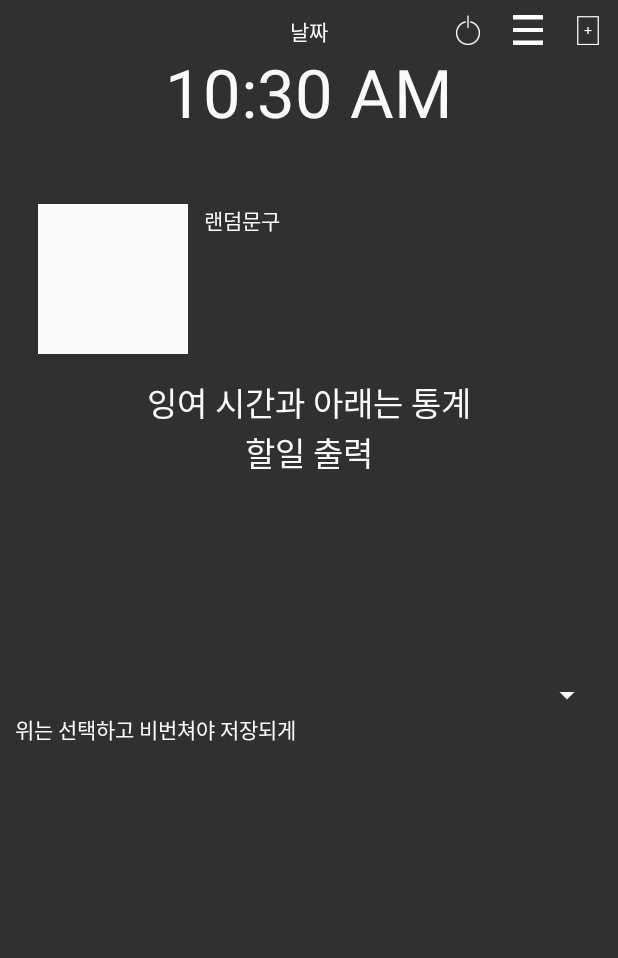
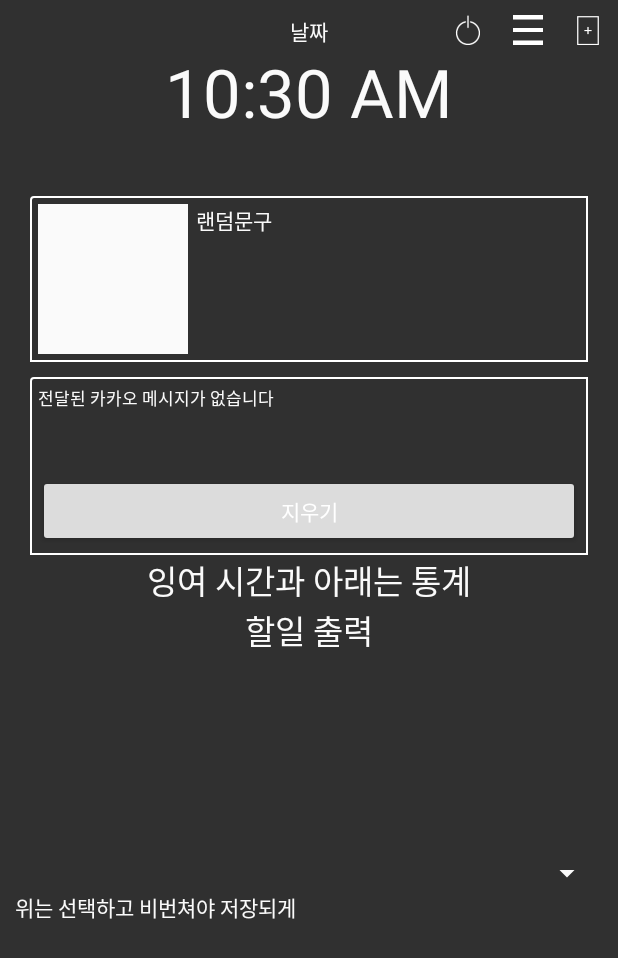
Before and after one commit to jaejunha/MobileApplication, an Android app: the layout activity_lock.xml on its own in the app's theme, with its tools: preview values and no code run, on a phone screen of 412 x 824 dp. Shown: the top 958 px of the screen. Run offline under Robolectric (Android 15) with nearby library versions, the phone set to English and light mode, and no system bars.

Commit message:
change crop ratio & can see kakao message at lock screen

```diff
--- a/Checker/app/build.gradle
+++ b/Checker/app/build.gradle
@@ -5,7 +5,7 @@ android {
     buildToolsVersion "26.0.1"
     defaultConfig {
         applicationId "dreamline91.naver.com.checker"
-        minSdkVersion 17
+        minSdkVersion 18
         targetSdkVersion 26
         versionCode 1
         versionName "1.0"
--- a/Checker/app/src/main/java/dreamline91/naver/com/checker/play/PlayActivity.java
+++ b/Checker/app/src/main/java/dreamline91/naver/com/checker/play/PlayActivity.java
@@ -12,7 +12,9 @@ public class PlayActivity extends AppCompatActivity {
     @Override
     protected void onCreate(Bundle savedInstanceState) {
         super.onCreate(savedInstanceState);
-        startService(new Intent(this,LockService.class));
+
+        startService(new Intent(this, LockService.class));
+        startActivity(new Intent("android.settings.ACTION_NOTIFICATION_LISTENER_SETTINGS"));
         startActivity(new Intent(this, ManageActivity.class));
         overridePendingTransition(android.R.anim.fade_in, android.R.anim.fade_out);
         finish();
--- /dev/null
+++ b/Checker/app/src/main/res/drawable/border_white.xml
@@ -0,0 +1,12 @@
+<?xml version="1.0" encoding="utf-8"?>
+<shape xmlns:android="http://schemas.android.com/apk/res/android"
+    android:shape="rectangle">
+    <corners
+        android:radius="2dp"
+        android:topRightRadius="0dp"
+        android:bottomRightRadius="0dp"
+        android:bottomLeftRadius="0dp" />
+    <stroke
+        android:width="1dp"
+        android:color="@android:color/white" />
+</shape>
--- a/Checker/app/src/main/res/layout/activity_lock.xml
+++ b/Checker/app/src/main/res/layout/activity_lock.xml
@@ -76,16 +76,17 @@
         android:textSize="10pt"/>
     <LinearLayout
         android:layout_margin="10dp"
+        android:padding="5dp"
         android:layout_width="match_parent"
         android:layout_height="wrap_content"
-        android:orientation="horizontal">
+        android:orientation="horizontal"
+        android:background="@drawable/border_white">
         <ImageView
-            android:layout_margin="5dp"
             android:layout_width="100dp"
             android:layout_height="100dp"
             android:background="@color/lightGray"/>
         <ScrollView
-            android:layout_margin="5dp"
+            android:paddingLeft="5dp"
             android:layout_width="match_parent"
             android:layout_height="100dp">
             <TextView
@@ -94,6 +95,34 @@
                 android:text="랜덤문구"
                 android:textColor="@color/lightGray"/>
         </ScrollView>
+    </LinearLayout>
+    <LinearLayout
+        android:layout_marginLeft="10dp"
+        android:layout_marginRight="10dp"
+        android:padding="5dp"
+        android:layout_width="match_parent"
+        android:layout_height="wrap_content"
+        android:orientation="vertical"
+        android:background="@drawable/border_white">
+    <ScrollView
+        android:layout_width="match_parent"
+        android:layout_height="50dp">
+        <TextView
+            android:id="@+id/text_kakao"
+            android:layout_width="match_parent"
+            android:layout_height="wrap_content"
+            android:text="전달된 카카오 메시지가 없습니다"
+            android:textColor="@color/lightGray"
+            android:textSize="5pt"/>
+    </ScrollView>
+        <Button
+            android:layout_marginTop="10dp"
+            android:id="@+id/button_delete"
+            android:layout_width="match_parent"
+            android:layout_height="wrap_content"
+            android:text="지우기"
+            android:backgroundTint="@color/gray"
+            android:textColor="@color/white"/>
     </LinearLayout>
     <TextView
         android:layout_width="match_parent"
```
Also changed, not shown: Checker/app/src/main/AndroidManifest.xml (+7 -0 lines), Checker/app/src/main/java/dreamline91/naver/com/checker/functionality/lock/LockActivity.java (+49 -3 lines), Checker/app/src/main/java/dreamline91/naver/com/checker/util/db/DB.java (+41 -12 lines), Checker/app/src/main/java/dreamline91/naver/com/checker/util/object/Kakao.java (added, +29 -0 lines), Checker/app/src/main/java/dreamline91/naver/com/checker/util/service/KaKaoService.java (added, +44 -0 lines), 2 other files.
